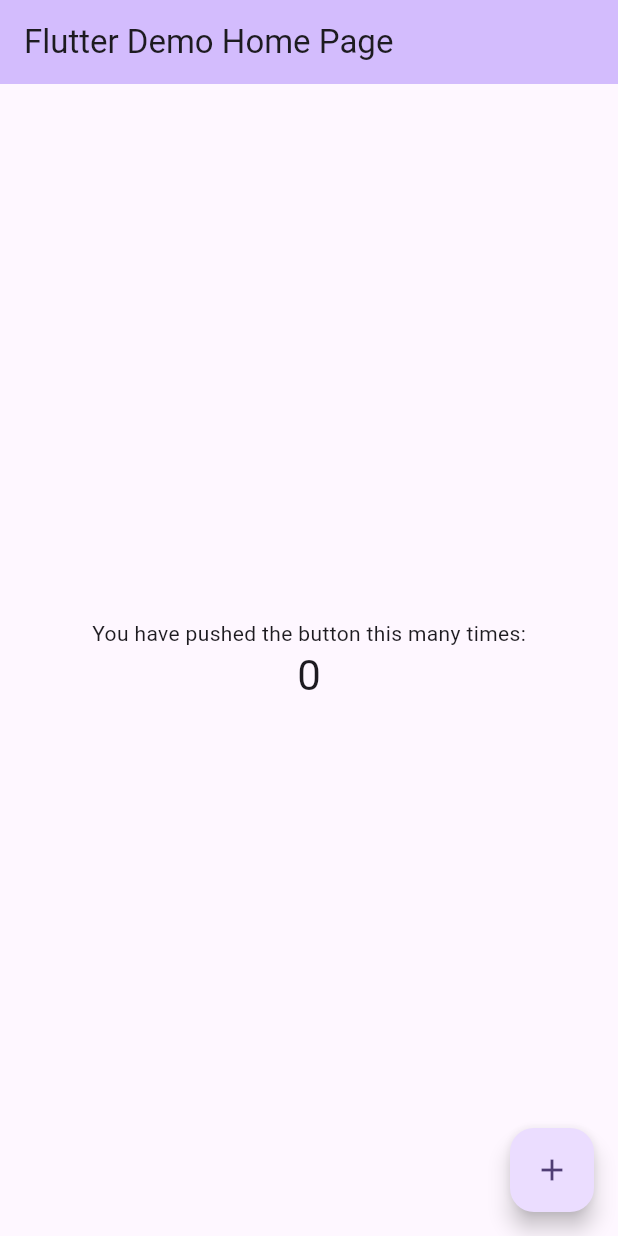
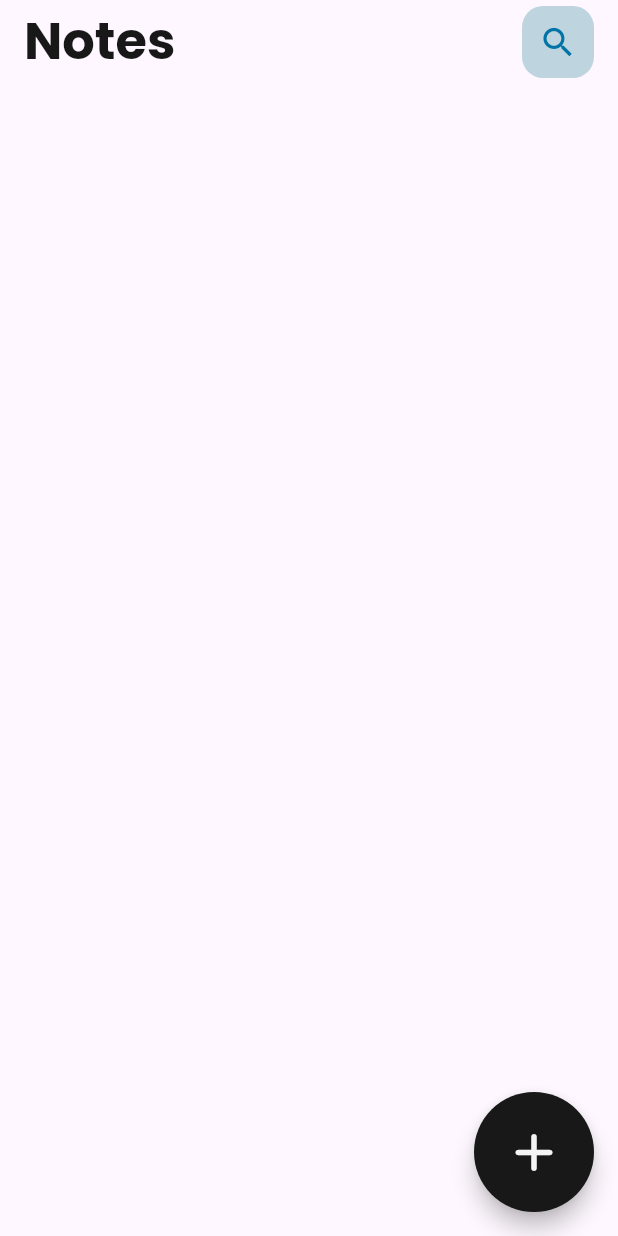
Before and after one commit to Laysanha/fluter_notes, a Flutter app: the screen it shows after launch, on a phone screen of 412 x 824 dp. Run offline on Flutter 3.47's test engine with Material 3 defaults, Android fonts, the light colour scheme and no system bars.

Commit message:
feat: Criado estrutura inicial - Definir fontes e cores no tema; - criar estrutura inicial da HomePage; - Adicionar FloatingActionButton customizado; - Configurar AppBar com ícone de busca;

```diff
--- a/lib/main.dart
+++ b/lib/main.dart
@@ -1,4 +1,5 @@
 import 'package:flutter/material.dart';
+import 'package:flutter_notes/pages/home_page.dart';
 
 void main() {
   runApp(const MyApp());
@@ -7,119 +8,15 @@
 class MyApp extends StatelessWidget {
   const MyApp({super.key});
 
-  // This widget is the root of your application.
   @override
   Widget build(BuildContext context) {
     return MaterialApp(
-      title: 'Flutter Demo',
+      title: 'Flutter Notes',
       theme: ThemeData(
-        // This is the theme of your application.
-        //
-        // TRY THIS: Try running your application with "flutter run". You'll see
-        // the application has a purple toolbar. Then, without quitting the app,
-        // try changing the seedColor in the colorScheme below to Colors.green
-        // and then invoke "hot reload" (save your changes or press the "hot
-        // reload" button in a Flutter-supported IDE, or press "r" if you used
-        // the command line to start the app).
-        //
-        // Notice that the counter didn't reset back to zero; the application
-        // state is not lost during the reload. To reset the state, use hot
-        // restart instead.
-        //
-        // This works for code too, not just values: Most code changes can be
-        // tested with just a hot reload.
-        colorScheme: ColorScheme.fromSeed(seedColor: Colors.deepPurple),
+        fontFamily: 'Poppins',
         useMaterial3: true,
       ),
-      home: const MyHomePage(title: 'Flutter Demo Home Page'),
+      home: const HomePage(),
     );
   }
 }
-
-class MyHomePage extends StatefulWidget {
-  const MyHomePage({super.key, required this.title});
-
-  // This widget is the home page of your application. It is stateful, meaning
-  // that it has a State object (defined below) that contains fields that affect
-  // how it looks.
-
-  // This class is the configuration for the state. It holds the values (in this
-  // case the title) provided by the parent (in this case the App widget) and
-  // used by the build method of the State. Fields in a Widget subclass are
-  // always marked "final".
-
-  final String title;
-
-  @override
-  State<MyHomePage> createState() => _MyHomePageState();
-}
-
-class _MyHomePageState extends State<MyHomePage> {
-  int _counter = 0;
-
-  void _incrementCounter() {
-    setState(() {
-      // This call to setState tells the Flutter framework that something has
-      // changed in this State, which causes it to rerun the build method below
-      // so that the display can reflect the updated values. If we changed
-      // _counter without calling setState(), then the build method would not be
-      // called again, and so nothing would appear to happen.
-      _counter++;
-    });
-  }
-
-  @override
-  Widget build(BuildContext context) {
-    // This method is rerun every time setState is called, for instance as done
-    // by the _incrementCounter method above.
-    //
-    // The Flutter framework has been optimized to make rerunning build methods
-    // fast, so that you can just rebuild anything that needs updating rather
-    // than having to individually change instances of widgets.
-    return Scaffold(
-      appBar: AppBar(
-        // TRY THIS: Try changing the color here to a specific color (to
-        // Colors.amber, perhaps?) and trigger a hot reload to see the AppBar
-        // change color while the other colors stay the same.
-        backgroundColor: Theme.of(context).colorScheme.inversePrimary,
-        // Here we take the value from the MyHomePage object that was created by
-        // the App.build method, and use it to set our appbar title.
-        title: Text(widget.title),
-      ),
-      body: Center(
-        // Center is a layout widget. It takes a single child and positions it
-        // in the middle of the parent.
-        child: Column(
-          // Column is also a layout widget. It takes a list of children and
-          // arranges them vertically. By default, it sizes itself to fit its
-          // children horizontally, and tries to be as tall as its parent.
-          //
-          // Column has various properties to control how it sizes itself and
-          // how it positions its children. Here we use mainAxisAlignment to
-          // center the children vertically; the main axis here is the vertical
-          // axis because Columns are vertical (the cross axis would be
-          // horizontal).
-          //
-          // TRY THIS: Invoke "debug painting" (choose the "Toggle Debug Paint"
-          // action in the IDE, or press "p" in the console), to see the
-          // wireframe for each widget.
-          mainAxisAlignment: MainAxisAlignment.center,
-          children: <Widget>[
-            const Text(
-              'You have pushed the button this many times:',
-            ),
-            Text(
-              '$_counter',
-              style: Theme.of(context).textTheme.headlineMedium,
-            ),
-          ],
-        ),
-      ),
-      floatingActionButton: FloatingActionButton(
-        onPressed: _incrementCounter,
-        tooltip: 'Increment',
-        child: const Icon(Icons.add),
-      ), // This trailing comma makes auto-formatting nicer for build methods.
-    );
-  }
-}
--- /dev/null
+++ b/lib/pages/home_page.dart
@@ -0,0 +1,65 @@
+import 'package:flutter/material.dart';
+import 'package:flutter_notes/theme/colors.dart';
+import 'package:flutter_notes/theme/fonts.dart';
+
+class HomePage extends StatefulWidget {
+  const HomePage({super.key});
+
+  @override
+  State<HomePage> createState() => _HomePageState();
+}
+
+class _HomePageState extends State<HomePage> {
+  @override
+  Widget build(BuildContext context) {
+    return Scaffold(
+      appBar: AppBar(
+        title: const Text(
+          'Notes',
+          style: TextStyle(
+            color: AppColors.dark,
+            fontSize: AppFontSize.title,
+            fontWeight: FontWeight.bold,
+          ),
+        ),
+        actions: [
+          Padding(
+              padding: const EdgeInsets.symmetric(horizontal: 16.0),
+            child:
+              Container(
+                decoration: BoxDecoration(
+                    color: AppColors.lightBlue,
+                    borderRadius: BorderRadius.circular(14)
+                ),
+                child: IconButton(
+                  onPressed: (){},
+                  icon: const Icon(
+                    Icons.search,
+                    color: AppColors.primary,
+                    size: 26
+                  )
+                )
+              ),
+          )
+        ],
+      ),
+
+      floatingActionButton: SizedBox(
+        width: 80,
+        height: 80,
+        child: FloatingActionButton(
+          onPressed: (){},
+          backgroundColor: AppColors.dark,
+          shape: RoundedRectangleBorder(
+              borderRadius: BorderRadius.circular(100)
+          ),
+          child: const Icon(
+              Icons.add_rounded,
+              color: AppColors.greyLight,
+              size: 42
+          ),
+        ),
+      )
+    );
+  }
+}
--- /dev/null
+++ b/lib/theme/colors.dart
@@ -0,0 +1,13 @@
+import 'dart:ui';
+
+class AppColors {
+  static const Color dark = Color(0xFF181818);    // Preto
+  static const Color primary = Color(0xFF0073A7); // Azul
+  static const Color lightBlue = Color(0xFFBED4DE); // Azul Claro
+  //Status
+  static const Color green = Color(0xFF1BA434);   // Verde
+  static const Color red = Color(0xFFEC2C13);     // Vermelho
+  static const Color orange = Color(0xFFEC5E13);   // Laranja
+  //Background
+  static const Color greyLight = Color(0xFFF4F4F4); // Cinza Claro
+}
--- /dev/null
+++ b/lib/theme/fonts.dart
@@ -0,0 +1,7 @@
+class AppFontSize {
+  static const double small = 12.0;
+  static const double medium = 16.0;
+  static const double large = 18.0;
+  static const double extraLarge = 24.0;
+  static const double title = 34.0;
+}
```
Also changed, not shown: pubspec.yaml (+6 -1 lines), assets/fonts/Poppins-Bold.ttf (added), assets/fonts/Poppins-Regular.ttf (added).
